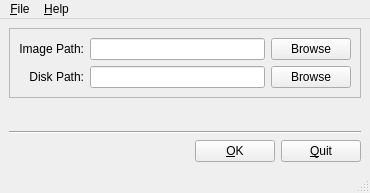
gkmngrgn/puding, file data/ui/qtMain.ui: the form before one commit.
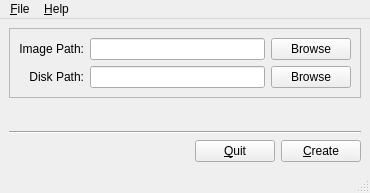
The form after the commit.

Commit message: Rename button as Create.

Patch:
```diff
--- a/data/ui/qtMain.ui
+++ b/data/ui/qtMain.ui
@@ -115,16 +115,16 @@
        </spacer>
       </item>
       <item>
-       <widget class="QPushButton" name="button_ok">
+       <widget class="QPushButton" name="button_quit">
         <property name="text">
-         <string>&amp;OK</string>
+         <string>&amp;Quit</string>
         </property>
        </widget>
       </item>
       <item>
-       <widget class="QPushButton" name="button_quit">
+       <widget class="QPushButton" name="button_ok">
         <property name="text">
-         <string>&amp;Quit</string>
+         <string>&amp;Create</string>
         </property>
        </widget>
       </item>
```
